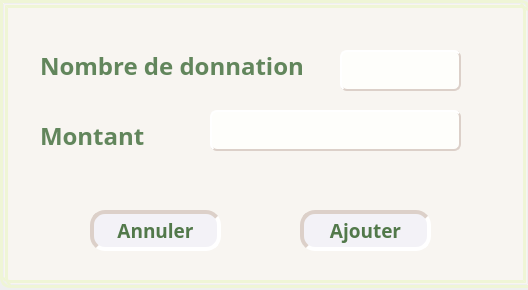
Before: the Qt Designer form Ahminy/donnation.ui in hendzormati/Qt-Arduino-Sqldeveloper, drawn with Qt 5.
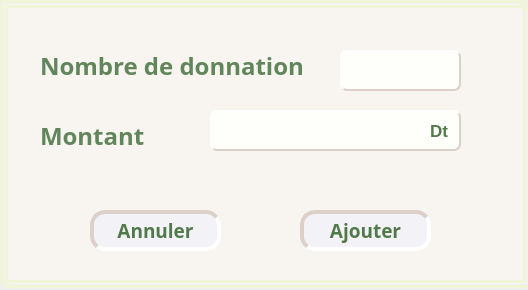
After: the same form once the commit is applied.

The edit to the form file:
```diff
--- a/Ahminy/donnation.ui
+++ b/Ahminy/donnation.ui
@@ -208,6 +208,34 @@
      <string>Montant</string>
     </property>
    </widget>
+   <widget class="QLabel" name="label">
+    <property name="enabled">
+     <bool>false</bool>
+    </property>
+    <property name="geometry">
+     <rect>
+      <x>430</x>
+      <y>120</y>
+      <width>31</width>
+      <height>21</height>
+     </rect>
+    </property>
+    <property name="font">
+     <font>
+      <pointsize>-1</pointsize>
+      <weight>75</weight>
+      <bold>true</bold>
+     </font>
+    </property>
+    <property name="styleSheet">
+     <string notr="true">color: #52794a;
+font-weight: bold;
+font-size: 17px;</string>
+    </property>
+    <property name="text">
+     <string>Dt</string>
+    </property>
+   </widget>
   </widget>
  </widget>
  <resources/>
```
